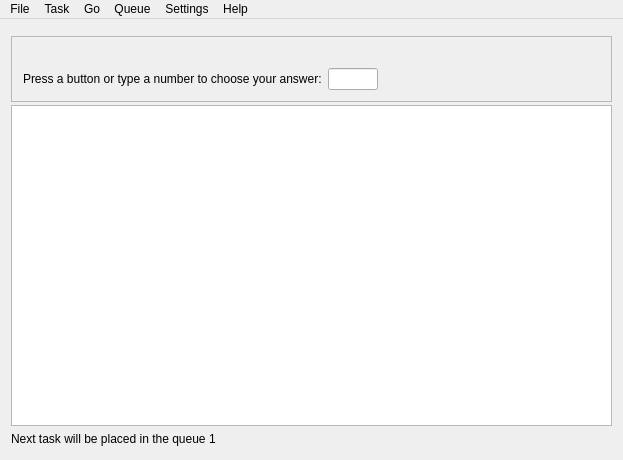
Riateche/ridual, file src/Main_window.ui: the form before one commit.
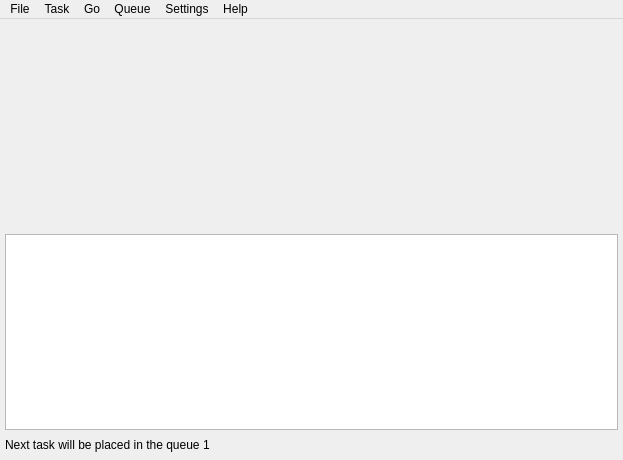
The form after the commit. Custom widgets are drawn as their Qt base class.

Commit message: new question display system

```diff
--- a/src/Main_window.ui
+++ b/src/Main_window.ui
@@ -16,7 +16,10 @@
   <widget class="QWidget" name="centralWidget">
    <layout class="QVBoxLayout" name="verticalLayout">
     <property name="spacing">
-     <number>3</number>
+     <number>5</number>
+    </property>
+    <property name="margin">
+     <number>5</number>
     </property>
     <item>
      <widget class="Path_widget" name="path_widget" native="true"/>
@@ -24,83 +27,33 @@
     <item>
      <layout class="QHBoxLayout" name="horizontalLayout">
       <item>
-       <widget class="Pane" name="left_pane" native="true"/>
+       <widget class="Pane" name="left_pane" native="true">
+        <property name="minimumSize">
+         <size>
+          <width>0</width>
+          <height>200</height>
+         </size>
+        </property>
+       </widget>
       </item>
       <item>
-       <widget class="Pane" name="right_pane" native="true"/>
+       <widget class="Pane" name="right_pane" native="true">
+        <property name="minimumSize">
+         <size>
+          <width>0</width>
+          <height>200</height>
+         </size>
+        </property>
+       </widget>
       </item>
      </layout>
     </item>
     <item>
-     <widget class="QFrame" name="question_frame">
-      <property name="sizePolicy">
-       <sizepolicy hsizetype="Ignored" vsizetype="Preferred">
-        <horstretch>0</horstretch>
-        <verstretch>0</verstretch>
-       </sizepolicy>
+     <layout class="QVBoxLayout" name="questions_layout">
+      <property name="spacing">
+       <number>5</number>
       </property>
-      <property name="frameShape">
-       <enum>QFrame::StyledPanel</enum>
-      </property>
-      <property name="frameShadow">
-       <enum>QFrame::Raised</enum>
-      </property>
-      <layout class="QVBoxLayout" name="question_frame_layout">
-       <item>
-        <widget class="QLabel" name="question_message">
-         <property name="text">
-          <string/>
-         </property>
-        </widget>
-       </item>
-       <item>
-        <layout class="QGridLayout" name="question_buttons_layout"/>
-       </item>
-       <item>
-        <layout class="QHBoxLayout" name="horizontalLayout_4">
-         <item>
-          <widget class="QLabel" name="label">
-           <property name="text">
-            <string>Press a button or type a number to choose your answer:</string>
-           </property>
-          </widget>
-         </item>
-         <item>
-          <widget class="QLineEdit" name="question_answer_editor">
-           <property name="minimumSize">
-            <size>
-             <width>50</width>
-             <height>0</height>
-            </size>
-           </property>
-           <property name="maximumSize">
-            <size>
-             <width>50</width>
-             <height>16777215</height>
-            </size>
-           </property>
-           <property name="maxLength">
-            <number>1</number>
-           </property>
-          </widget>
-         </item>
-         <item>
-          <spacer name="horizontalSpacer_2">
-           <property name="orientation">
-            <enum>Qt::Horizontal</enum>
-           </property>
-           <property name="sizeHint" stdset="0">
-            <size>
-             <width>40</width>
-             <height>20</height>
-            </size>
-           </property>
-          </spacer>
-         </item>
-        </layout>
-       </item>
-      </layout>
-     </widget>
+     </layout>
     </item>
     <item>
      <widget class="QTableView" name="tasks_table">
```
The commit also changes 12 other files.
